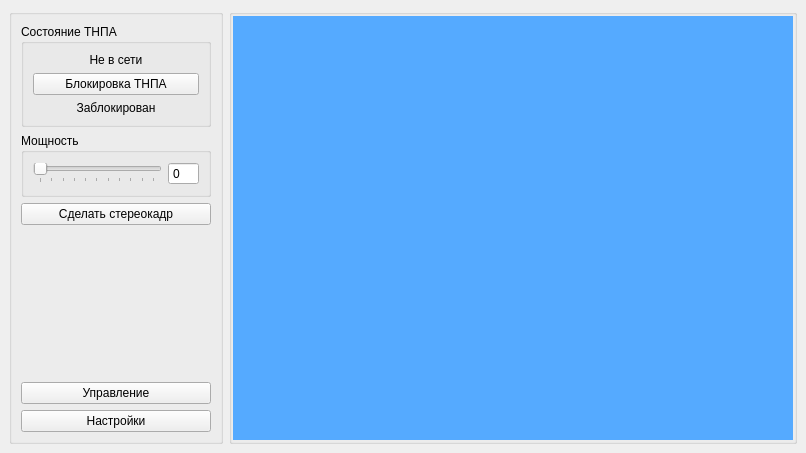
First picture: the form in mainwindow.ui, repository SevR0V/Chersonesos, before the edit.
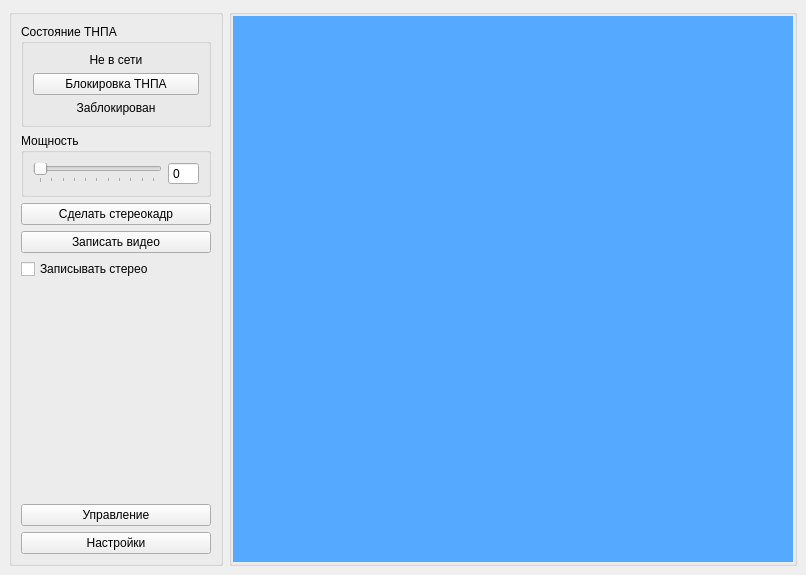
Second picture: the form after the edit. Icons and pictures are not drawn.

Commit message: aded record button

```diff
--- a/mainwindow.ui
+++ b/mainwindow.ui
@@ -7,7 +7,7 @@
     <x>0</x>
     <y>0</y>
     <width>806</width>
-    <height>453</height>
+    <height>575</height>
    </rect>
   </property>
   <property name="maximumSize">
@@ -168,6 +168,41 @@
          </property>
         </widget>
        </item>
+       <item>
+        <widget class="QPushButton" name="startRecordButton">
+         <property name="maximumSize">
+          <size>
+           <width>219</width>
+           <height>16777215</height>
+          </size>
+         </property>
+         <property name="text">
+          <string>Записать видео</string>
+         </property>
+         <property name="icon">
+          <iconset theme="QIcon::ThemeIcon::MediaRecord"/>
+         </property>
+         <property name="iconSize">
+          <size>
+           <width>30</width>
+           <height>30</height>
+          </size>
+         </property>
+         <property name="checkable">
+          <bool>false</bool>
+         </property>
+         <property name="flat">
+          <bool>false</bool>
+         </property>
+        </widget>
+       </item>
+       <item>
+        <widget class="QCheckBox" name="recordStereoCheckBox">
+         <property name="text">
+          <string>Записывать стерео</string>
+         </property>
+        </widget>
+       </item>
        <item>
         <spacer name="verticalSpacer">
          <property name="orientation">
@@ -276,7 +311,7 @@
           </size>
          </property>
          <property name="autoFillBackground">
-          <bool>true</bool>
+          <bool>false</bool>
          </property>
          <property name="styleSheet">
           <string notr="true">background-color: rgb(85, 170, 255);</string>
```
The commit also changes 2 other files.
